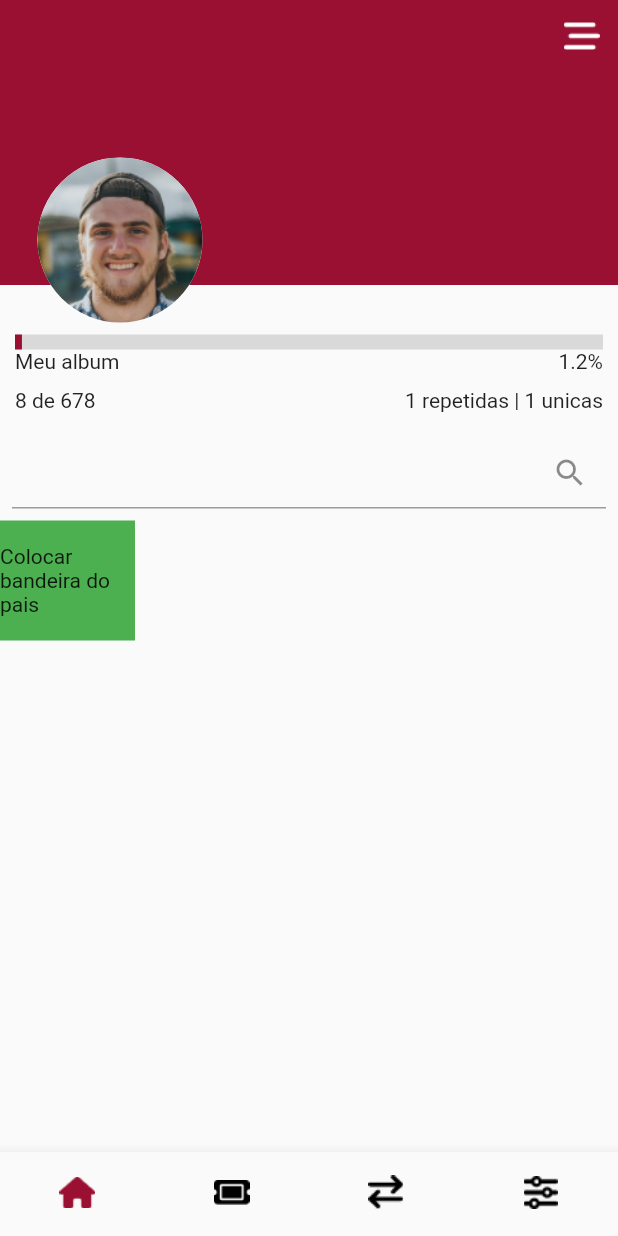
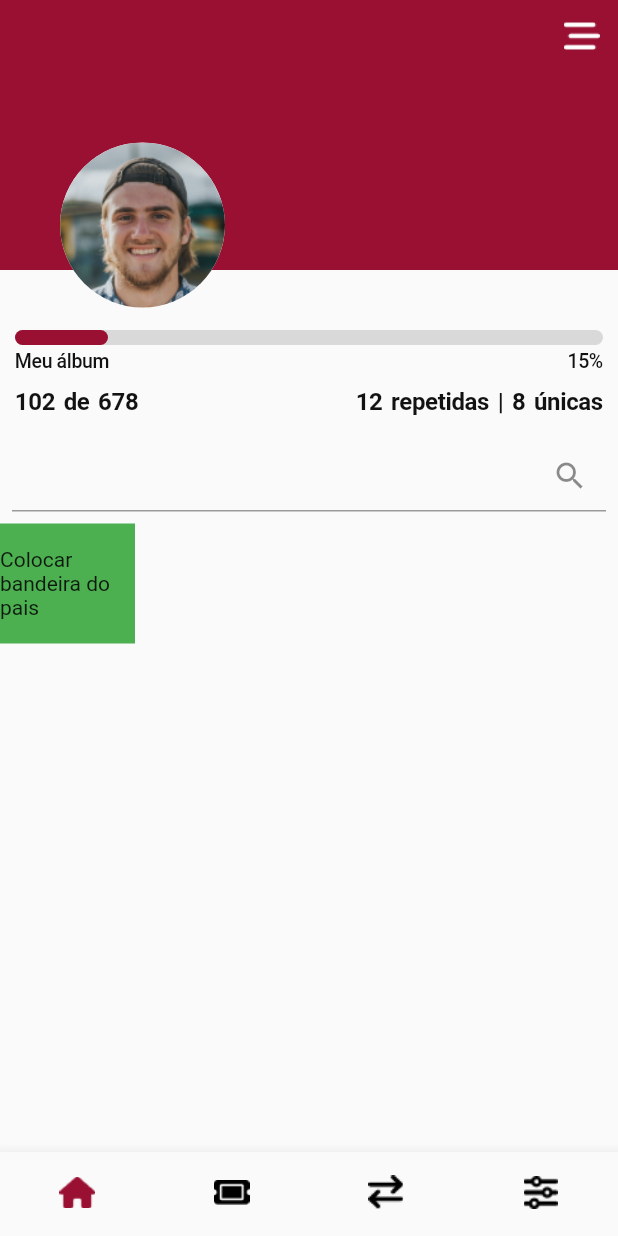
Before and after one commit to nataly-enne/sticker-swap, a Flutter app: the screen it shows after launch, on a phone screen of 412 x 824 dp. Run offline on Flutter 3.47's test engine with Material 2 defaults, Android fonts, the light colour scheme and no system bars; our stand-ins replace dio, flutter_dotenv, flutter_modular, rxdart.

Commit message:
Desigenr do progress

```diff
--- a/client/lib/src/modules/sticker/presenter/sticker_screen.dart
+++ b/client/lib/src/modules/sticker/presenter/sticker_screen.dart
@@ -46,9 +46,9 @@ class _StickerScreenState extends ModularState<StickerScreen, StickerBloc> {
               openFilter: controller.openFilter
           ),
           StickerAlbumProgress(
-            unicas: 1,
-            obitidas: 8,
-            repetidas: 1,
+            unicas: 8,
+            obitidas: 102,
+            repetidas: 12,
           ),
           SearchSticker(
             controller: controller.searchController,
--- a/client/lib/src/modules/sticker/presenter/widgets/header_sticker.dart
+++ b/client/lib/src/modules/sticker/presenter/widgets/header_sticker.dart
@@ -11,7 +11,7 @@ class HeaderSticker extends StatelessWidget {
     required this.openFilter
   }) : super(key: key);
 
-  final double heightBackground = 190;
+  final double heightBackground = 180;
   final double heightProfile = 130;
 
   @override
@@ -40,7 +40,7 @@ class HeaderSticker extends StatelessWidget {
           ),
           Positioned(
             top: heightBackground - (85 % heightProfile),
-            left: 25,
+            left: 40,
             child: buildProfileImage(),
           )
         ],
--- a/client/lib/src/modules/sticker/presenter/widgets/sticker_album_progress.dart
+++ b/client/lib/src/modules/sticker/presenter/widgets/sticker_album_progress.dart
@@ -17,35 +17,70 @@ class StickerAlbumProgress extends StatelessWidget {
   }) :  porcentagemCompleta = obitidas/stickersTotal,
         super(key: key);
 
+
+  final TextStyle textStyleBold = const TextStyle(
+      fontSize: 16,
+      wordSpacing: 2,
+      letterSpacing: -0.24,
+      color: Color(0xff131213),
+      fontWeight: FontWeight.bold
+  );
+  final TextStyle textStyleNormal = const TextStyle(
+    fontSize: 13,
+    color: Color(0xff131213),
+    fontWeight: FontWeight.w500,
+    letterSpacing: -0.24,
+  );
+
+
   @override
   Widget build(BuildContext context) {
     return Padding(
-      padding: const EdgeInsets.symmetric(vertical: 8, horizontal: 10),
+      padding: const EdgeInsets.fromLTRB(10, 15, 10, 8),
       child: Column(
         crossAxisAlignment: CrossAxisAlignment.stretch,
         children: [
-          LinearProgressIndicator(
-            value: porcentagemCompleta,
-            backgroundColor: const Color(0xffD9D9D9),
-            minHeight: 10,
-          ),
-          Row(
-            mainAxisAlignment: MainAxisAlignment.spaceBetween,
+          Stack(
             children: [
-              Text("Meu album"),
-              Text("${(porcentagemCompleta*100).toStringAsFixed(1)}%")
+              Container(
+                height: 10,
+                decoration: BoxDecoration(
+                  color: const Color(0xffD9D9D9),
+                  borderRadius: BorderRadius.circular(35),
+                ),
+              ),
+              AnimatedContainer(
+                duration: const Duration(milliseconds: 500),
+                width: MediaQuery.of(context).size. width * porcentagemCompleta,
+                height: 10,
+                decoration: BoxDecoration(
+                  color: Theme.of(context).primaryColor,
+                  borderRadius: BorderRadius.circular(35),
+                ),
+              ),
             ],
           ),
 
           Padding(
-            padding: const EdgeInsets.only(top: 10),
+            padding: const EdgeInsets.only(bottom: 10, top: 3),
             child: Row(
               mainAxisAlignment: MainAxisAlignment.spaceBetween,
               children: [
-                Text("$obitidas de $stickersTotal"),
-                Text("$repetidas repetidas | $unicas unicas")
+                Text("Meu álbum", style: textStyleNormal,),
+                Text(
+                  "${(porcentagemCompleta*100).toStringAsFixed(0)}%",
+                  style: textStyleNormal,
+                )
               ],
             ),
+          ),
+
+          Row(
+            mainAxisAlignment: MainAxisAlignment.spaceBetween,
+            children: [
+              Text("$obitidas de $stickersTotal", style: textStyleBold),
+              Text("$repetidas repetidas | $unicas únicas",style: textStyleBold)
+            ],
           ),
         ],
       ),
```
